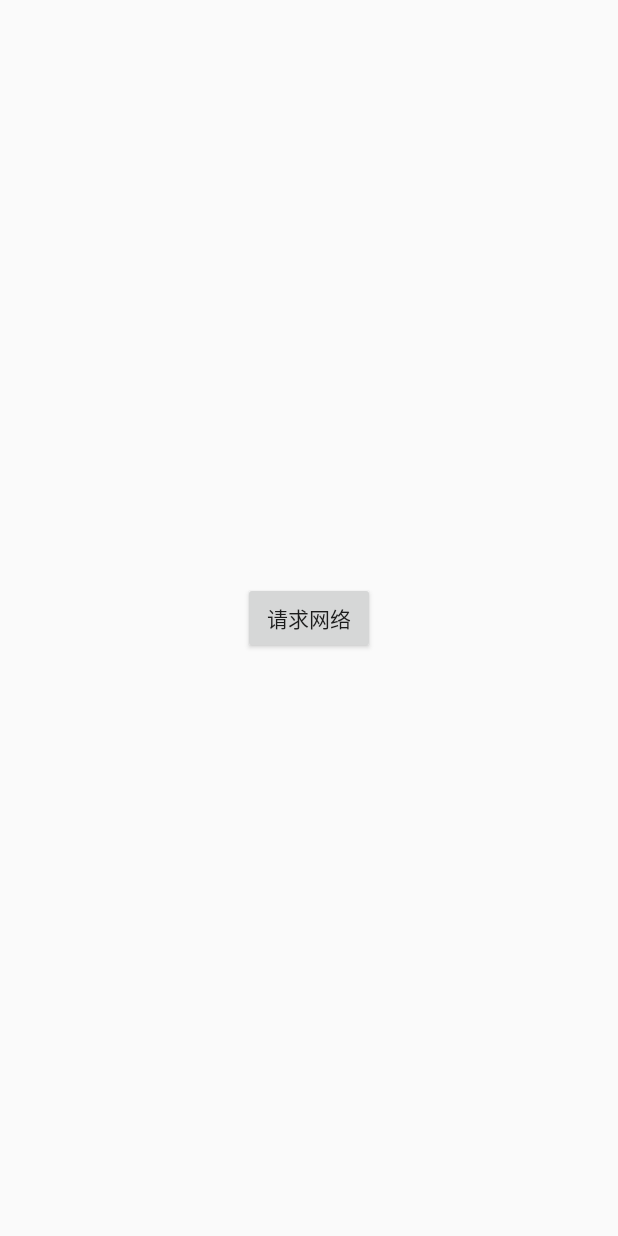
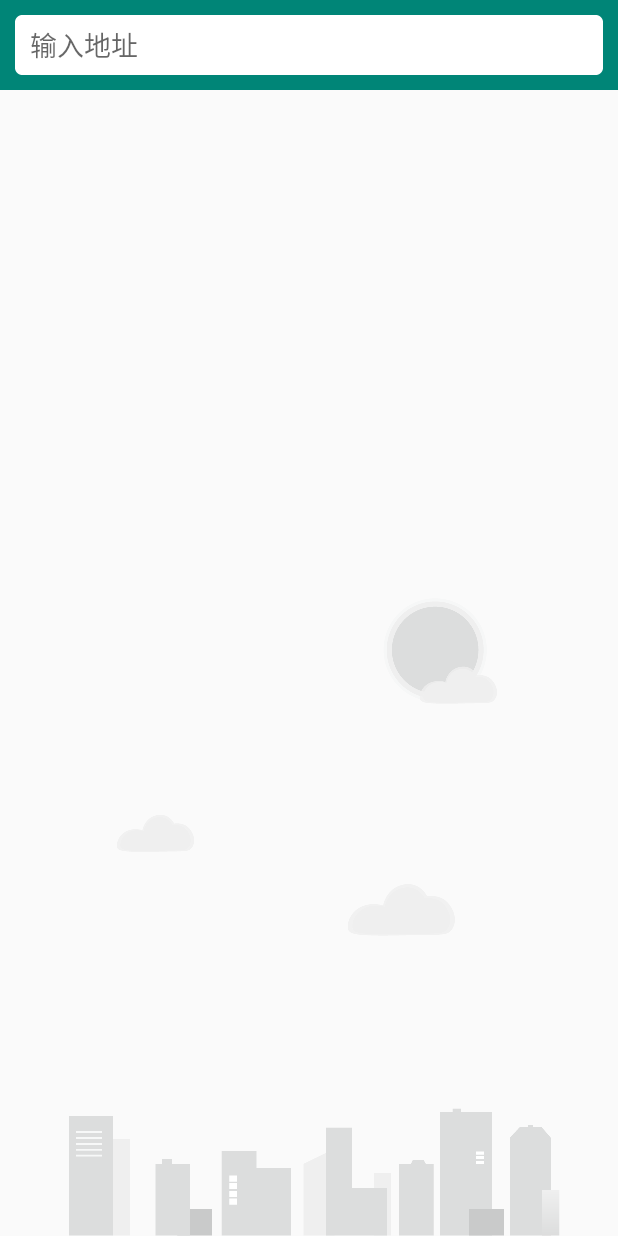
Before and after one commit to xfhy/SunnyWeather, an Android app: the screen it shows after launch (MainActivity), on a phone screen of 412 x 824 dp. Run offline under Robolectric (Android 15) with nearby library versions, the phone set to English and light mode, and no system bars; 1 statement that could not run was skipped.

Commit message:
实现搜索全球城市数据功能

```diff
--- a/app/src/main/java/com/xfhy/weather/MainActivity.kt
+++ b/app/src/main/java/com/xfhy/weather/MainActivity.kt
@@ -2,11 +2,6 @@ package com.xfhy.weather
 
 import androidx.appcompat.app.AppCompatActivity
 import android.os.Bundle
-import android.util.Log
-import androidx.lifecycle.Observer
-import androidx.lifecycle.ViewModelProviders
-import com.xfhy.weather.ui.place.PlaceViewModel
-import kotlinx.android.synthetic.main.activity_main.*
 
 class MainActivity : AppCompatActivity() {
 
@@ -17,14 +12,5 @@ class MainActivity : AppCompatActivity() {
     override fun onCreate(savedInstanceState: Bundle?) {
         super.onCreate(savedInstanceState)
         setContentView(R.layout.activity_main)
-
-        val placeViewModel = ViewModelProviders.of(this).get(PlaceViewModel::class.java)
-        placeViewModel.placeLiveData.observe(this, Observer {
-            Log.d(TAG, it.toString())
-        })
-
-        btnRequest.setOnClickListener {
-            placeViewModel.searchPlaces("莫斯科")
-        }
     }
 }
--- /dev/null
+++ b/app/src/main/java/com/xfhy/weather/ui/place/PlaceFragment.kt
@@ -0,0 +1,67 @@
+package com.xfhy.weather.ui.place
+
+import android.os.Bundle
+import android.view.LayoutInflater
+import android.view.View
+import android.view.ViewGroup
+import androidx.core.widget.addTextChangedListener
+import androidx.fragment.app.Fragment
+import androidx.lifecycle.Observer
+import androidx.lifecycle.ViewModelProviders
+import androidx.recyclerview.widget.LinearLayoutManager
+import com.xfhy.weather.R
+import com.xfhy.weather.ui.common.toast
+import kotlinx.android.synthetic.main.fragment_place.*
+
+/**
+ * @author : xfhy
+ * Create time : 2020-04-27 22:15
+ * Description : 搜索界面
+ */
+class PlaceFragment : Fragment() {
+
+    val viewModel by lazy { ViewModelProviders.of(this).get(PlaceViewModel::class.java) }
+    private lateinit var adapter: PlaceAdapter
+
+    override fun onCreateView(inflater: LayoutInflater, container: ViewGroup?, savedInstanceState: Bundle?): View? {
+        return inflater.inflate(R.layout.fragment_place, container, false)
+    }
+
+    override fun onActivityCreated(savedInstanceState: Bundle?) {
+        super.onActivityCreated(savedInstanceState)
+
+        val layoutManager = LinearLayoutManager(activity)
+        recyclerView.layoutManager = layoutManager
+        adapter = PlaceAdapter(this, viewModel.placeList)
+        recyclerView.adapter = adapter
+
+        //监听文本变化 -> 搜索
+        searchPlaceEdit.addTextChangedListener { editable ->
+            val content = editable?.toString()
+            if (content.isNullOrEmpty()) {
+                recyclerView.visibility = View.GONE
+                bgImageView.visibility = View.VISIBLE
+                viewModel.placeList.clear()
+                adapter.notifyDataSetChanged()
+            } else {
+                viewModel.searchPlaces(content)
+            }
+        }
+
+        //拿到结果
+        viewModel.placeLiveData.observe(this, Observer { result ->
+            val places = result.getOrNull()
+            if (places.isNullOrEmpty()) {
+                toast("未能查询到任何地点")
+                result.exceptionOrNull()?.printStackTrace()
+            } else {
+                viewModel.placeList.clear()
+                viewModel.placeList.addAll(places)
+                recyclerView.visibility = View.VISIBLE
+                adapter.notifyDataSetChanged()
+                bgImageView.visibility = View.GONE
+            }
+        })
+    }
+
+}
--- a/app/src/main/res/layout/activity_main.xml
+++ b/app/src/main/res/layout/activity_main.xml
@@ -1,19 +1,14 @@
 <?xml version="1.0" encoding="utf-8"?>
-<androidx.constraintlayout.widget.ConstraintLayout xmlns:android="http://schemas.android.com/apk/res/android"
-    xmlns:app="http://schemas.android.com/apk/res-auto"
+<FrameLayout xmlns:android="http://schemas.android.com/apk/res/android"
     xmlns:tools="http://schemas.android.com/tools"
     android:layout_width="match_parent"
     android:layout_height="match_parent"
     tools:context=".MainActivity">
 
-    <Button
-        android:id="@+id/btnRequest"
-        android:layout_width="wrap_content"
-        android:layout_height="wrap_content"
-        android:text="请求网络"
-        app:layout_constraintBottom_toBottomOf="parent"
-        app:layout_constraintLeft_toLeftOf="parent"
-        app:layout_constraintRight_toRightOf="parent"
-        app:layout_constraintTop_toTopOf="parent" />
+    <fragment
+        android:id="@+id/placeFragment"
+        android:name="com.xfhy.weather.ui.place.PlaceFragment"
+        android:layout_width="match_parent"
+        android:layout_height="match_parent" />
 
-</androidx.constraintlayout.widget.ConstraintLayout>
+</FrameLayout>
--- /dev/null
+++ b/app/src/main/res/layout/fragment_place.xml
@@ -0,0 +1,43 @@
+<?xml version="1.0" encoding="utf-8"?>
+<RelativeLayout xmlns:android="http://schemas.android.com/apk/res/android"
+    xmlns:tools="http://schemas.android.com/tools"
+    android:layout_width="match_parent"
+    android:layout_height="match_parent"
+    android:background="?android:windowBackground">
+
+    <ImageView
+        android:id="@+id/bgImageView"
+        android:layout_width="match_parent"
+        android:layout_height="wrap_content"
+        android:layout_alignParentBottom="true"
+        android:src="@drawable/bg_place" />
+
+    <FrameLayout
+        android:id="@+id/actionBarLayout"
+        android:layout_width="match_parent"
+        android:layout_height="60dp"
+        android:background="@color/colorPrimary">
+
+        <EditText
+            android:id="@+id/searchPlaceEdit"
+            android:layout_width="match_parent"
+            android:layout_height="40dp"
+            android:layout_gravity="center_vertical"
+            android:layout_marginStart="10dp"
+            android:layout_marginEnd="10dp"
+            android:background="@drawable/search_bg"
+            android:hint="输入地址"
+            android:inputType="text"
+            android:maxLines="1"
+            android:paddingStart="10dp"
+            android:paddingEnd="10dp" />
+    </FrameLayout>
+
+    <androidx.recyclerview.widget.RecyclerView
+        android:id="@+id/recyclerView"
+        android:layout_width="match_parent"
+        android:layout_height="match_parent"
+        android:layout_below="@id/actionBarLayout"
+        android:visibility="gone" />
+
+</RelativeLayout>
```
Also changed, not shown: app/build.gradle (+10 -0 lines), app/src/main/java/com/xfhy/weather/ui/common/Common.kt (added, +16 -0 lines), app/src/main/java/com/xfhy/weather/ui/place/PlaceAdapter.kt (added, +35 -0 lines), app/src/main/res/layout/place_item.xml (added, +40 -0 lines).
